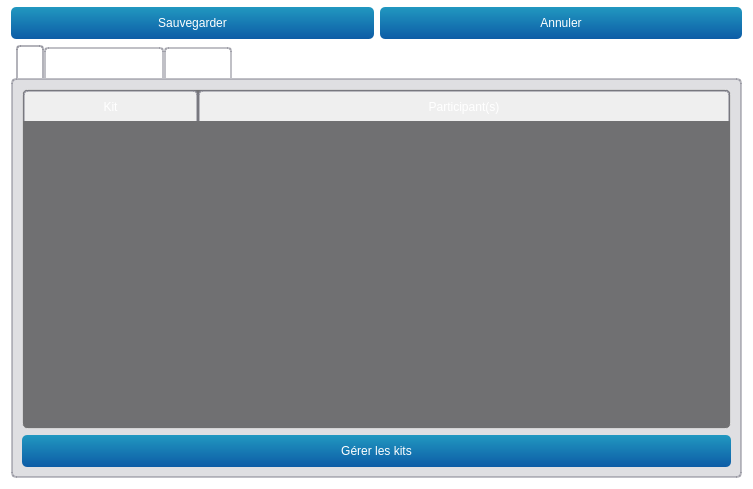
First picture: the form in teraplus/client/src/editors/ProjectWidget.ui, repository introlab/opentera, before the edit.
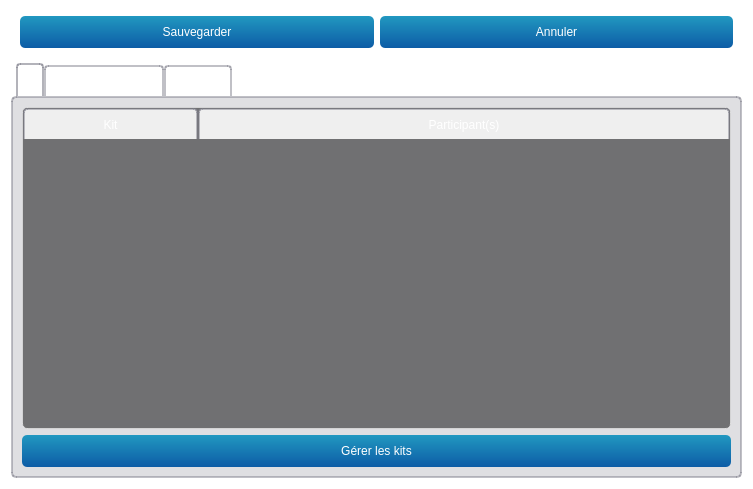
Second picture: the form after the edit. Icons and pictures are not drawn. Custom widgets are drawn as their Qt base class.

```diff
--- a/teraplus/client/src/editors/ProjectWidget.ui
+++ b/teraplus/client/src/editors/ProjectWidget.ui
@@ -128,6 +128,7 @@
     </widget>
    </item>
    <item>
+    <widget class="QFrame" name="frameButtons">
     <layout class="QHBoxLayout" name="horizontalLayout_2">
      <item>
       <widget class="QPushButton" name="btnSave">
@@ -182,6 +183,7 @@
       </widget>
      </item>
     </layout>
+    </widget>
    </item>
    <item>
     <widget class="QTabWidget" name="tabProjectInfos">
```
Lines whose indentation alone changed are shown as unchanged.
